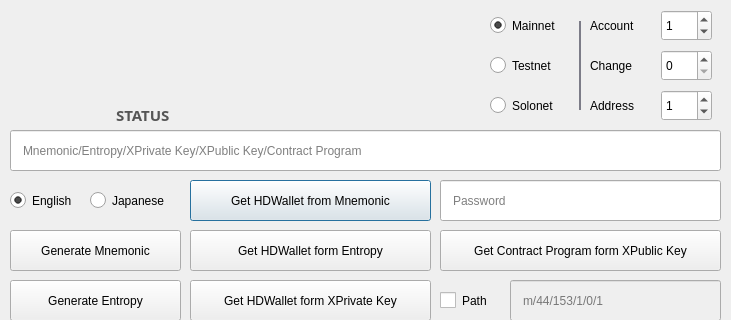
meherett/pybytom, file ui/BTMHDW.ui: the form before one commit; both pictures show x 0 to 731 and y 0 to 320 of the 731 by 642 pixel window.
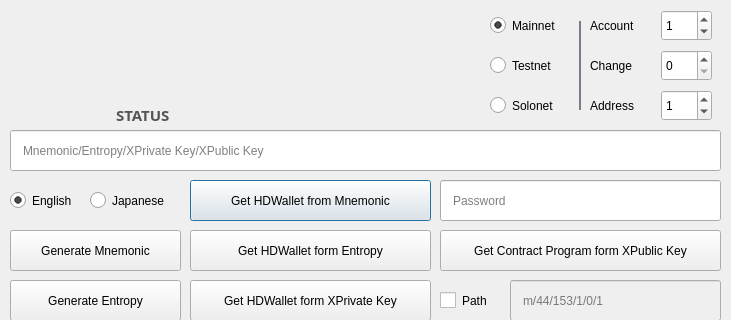
The form after the commit. Icons and pictures are not drawn.

Patch:
```diff
--- a/ui/BTMHDW.ui
+++ b/ui/BTMHDW.ui
@@ -51,7 +51,7 @@
      <string notr="true">padding: 0 10px;</string>
     </property>
     <property name="placeholderText">
-     <string>Mnemonic/Entropy/XPrivate Key/XPublic Key/Contract Program</string>
+     <string>Mnemonic/Entropy/XPrivate Key/XPublic Key</string>
     </property>
    </widget>
    <widget class="QPushButton" name="pushButtonGetHDWalletFromMnemonic">
```
